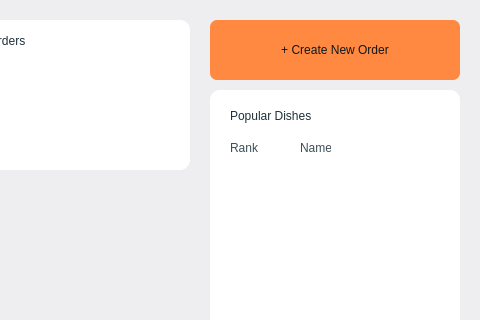
Qt form ui/admindashboard.ui (MxGhadimi/Qwicky-Uni) before a commit; both pictures show x 800 to 1280 and y 0 to 320 of the 1280 by 720 pixel window.
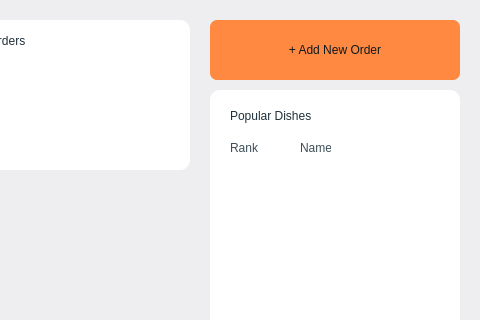
The same form after that commit. The open tabs and pages were chosen to show the change. Icons and pictures are not drawn.

Commit message: Fixed the issue with database in mainwindow (Parameter count), but fell into another database issue (Order writeData)

```diff
--- a/ui/admindashboard.ui
+++ b/ui/admindashboard.ui
@@ -792,7 +792,7 @@
 }</string>
       </property>
       <property name="text">
-       <string>+ Create New Order</string>
+       <string>+ Add New Order</string>
       </property>
      </widget>
      <widget class="QGroupBox" name="widget1_GB">
```
Left out of the diff: 20 changed lines with no effect on the pictures. The commit also changes 37 other files.
